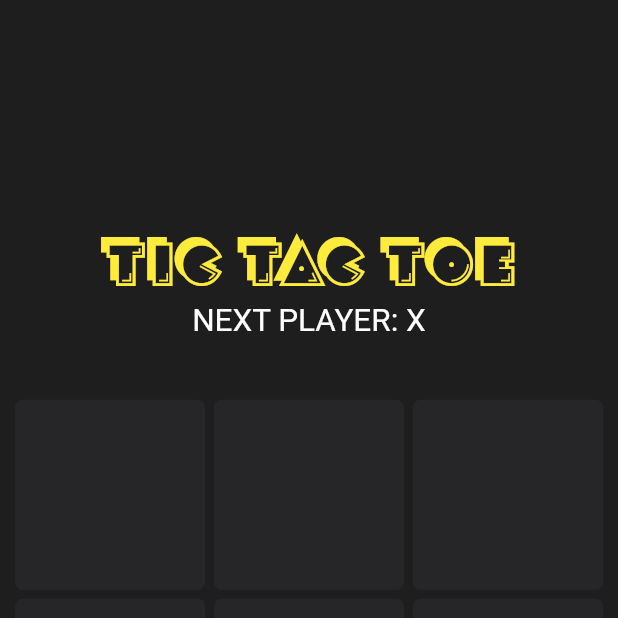
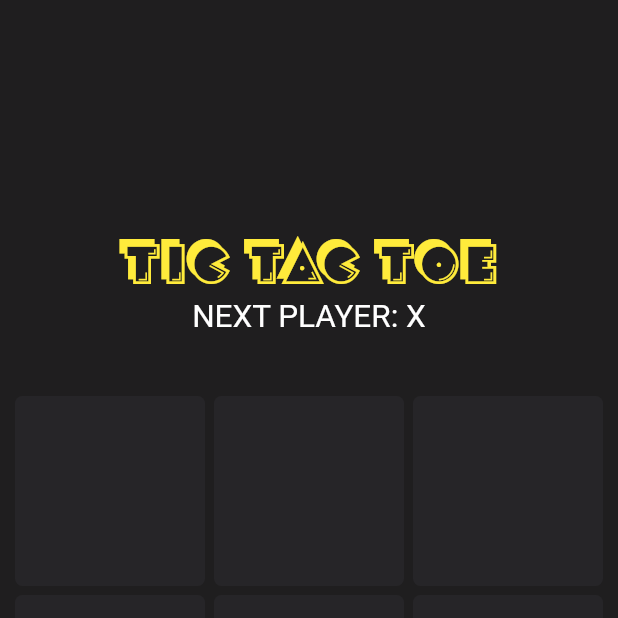
Before and after one commit to hjJunior/tic-tac-toe, a Flutter app: the GamePage screen opened directly with empty values, on a phone screen of 412 x 824 dp, the top half of it. Run offline on Flutter 3.47's test engine with Material 2 defaults, Android fonts, the phone set to English and light mode, and no system bars; our stand-ins replace cloud_firestore, rxdart; accounts and stored records are empty.

Commit message:
Spliting styles into small files to be reusable

```diff
--- a/lib/src/dialogs/new_game.dart
+++ b/lib/src/dialogs/new_game.dart
@@ -12,8 +12,6 @@ class DialogNewGame extends StatefulWidget {
 }
 
 class _DialogNewGameState extends State<DialogNewGame> {
-
-
   @override
   Widget build(BuildContext context) {
     return AlertDialog(
@@ -66,7 +64,6 @@ class _DialogNewGameState extends State<DialogNewGame> {
 
   void startGame() async {
     final gameId = widget.bloc.game;
-    print(gameId);
 
     await Navigator.of(context).push(
       MaterialPageRoute(builder: (_) => GamePage(gameId, 'X'))
--- a/lib/src/screens/game.dart
+++ b/lib/src/screens/game.dart
@@ -1,5 +1,7 @@
 import 'package:flutter/material.dart';
 import 'package:tic_tac_toe/src/bloc/game_bloc.dart';
+import 'package:tic_tac_toe/src/styles/colors.dart';
+import 'package:tic_tac_toe/src/styles/text.dart';
 import 'package:tic_tac_toe/src/widgets/board_grid.dart';
 import 'package:tic_tac_toe/src/widgets/brand_text.dart';
 
@@ -13,7 +15,7 @@ class GamePage extends StatelessWidget {
     final bloc = GameBloc(gameId, playerSymbol);
 
     return Scaffold(
-      backgroundColor: Color(0xFF1f1e1f),
+      backgroundColor: AppColors.background,
       body: Column(
         mainAxisAlignment: MainAxisAlignment.center,
         children: <Widget>[
@@ -21,9 +23,10 @@ class GamePage extends StatelessWidget {
           StreamBuilder<String>(
             initialData: 'LOADING...',
             stream:  bloc.textStatus,
-            builder: (context, snapshot) {
-              return Text(snapshot.data, style: TextStyle(fontSize: 21, color: Colors.white),);
-            }
+            builder: (context, snapshot) => Text(
+              snapshot.data,
+              style: AppTextStyle.textBody1,
+            ),
           ),
           Container(
               height: 450,
--- /dev/null
+++ b/lib/src/styles/colors.dart
@@ -0,0 +1,6 @@
+import 'package:flutter/material.dart';
+
+class AppColors {
+  static Color get background => Color(0xFF1f1e1f);
+  static Color get accentColor => Colors.yellow;
+}
--- /dev/null
+++ b/lib/src/styles/text.dart
@@ -0,0 +1,16 @@
+import 'package:flutter/material.dart';
+import 'package:tic_tac_toe/src/styles/colors.dart';
+
+class AppTextStyle {
+  static TextStyle get textWhite =>
+    TextStyle(color: Colors.white);
+
+  static TextStyle get textBody1 =>
+    TextStyle(fontSize: 21).merge(textWhite);
+
+  static TextStyle get textAccentColor =>
+    TextStyle(color: AppColors.accentColor);
+
+  static TextStyle get textBrandStyle =>
+      TextStyle(fontSize: 41, fontFamily: 'Crackman').merge(textAccentColor);
+}
--- a/lib/src/widgets/brand_text.dart
+++ b/lib/src/widgets/brand_text.dart
@@ -1,4 +1,5 @@
 import 'package:flutter/material.dart';
+import 'package:tic_tac_toe/src/styles/text.dart';
 
 class BrandText extends StatelessWidget {
   BrandText(this.text);
@@ -9,7 +10,7 @@ class BrandText extends StatelessWidget {
   Widget build(BuildContext context) {
     return Text(
       text.toUpperCase(),
-      style: TextStyle(fontSize: 45, color: Colors.yellow, fontFamily: 'Crackman'),
+      style: AppTextStyle.textBrandStyle,
     );
   }
 }
```
Also changed, not shown: lib/main.dart (line endings or trailing spaces).
